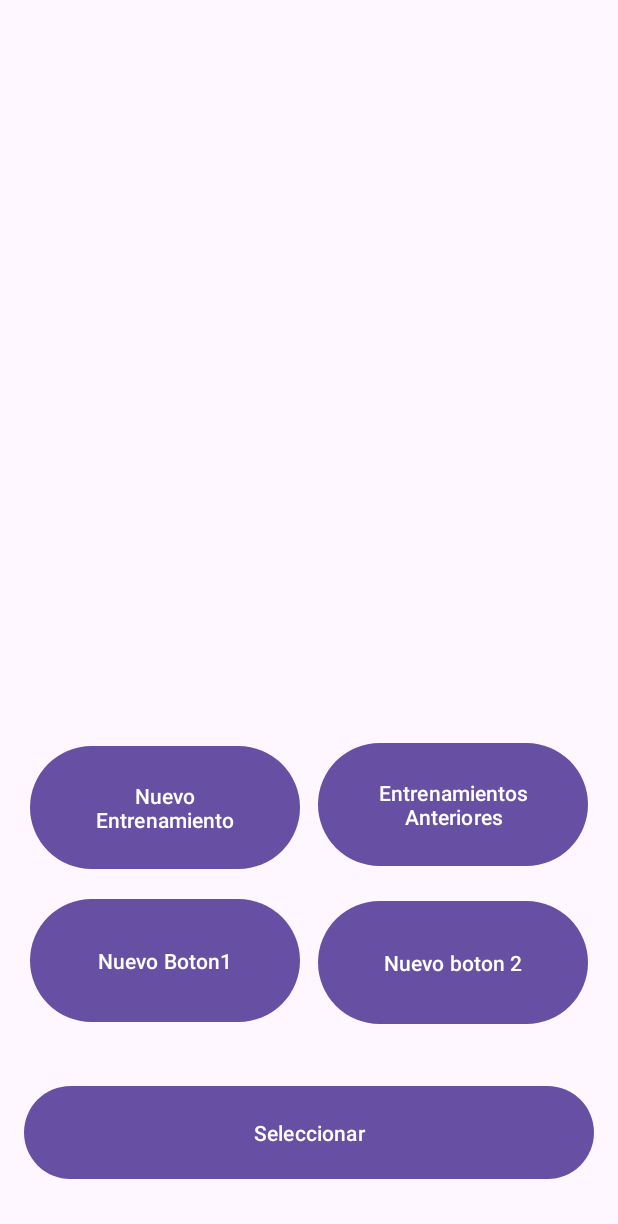
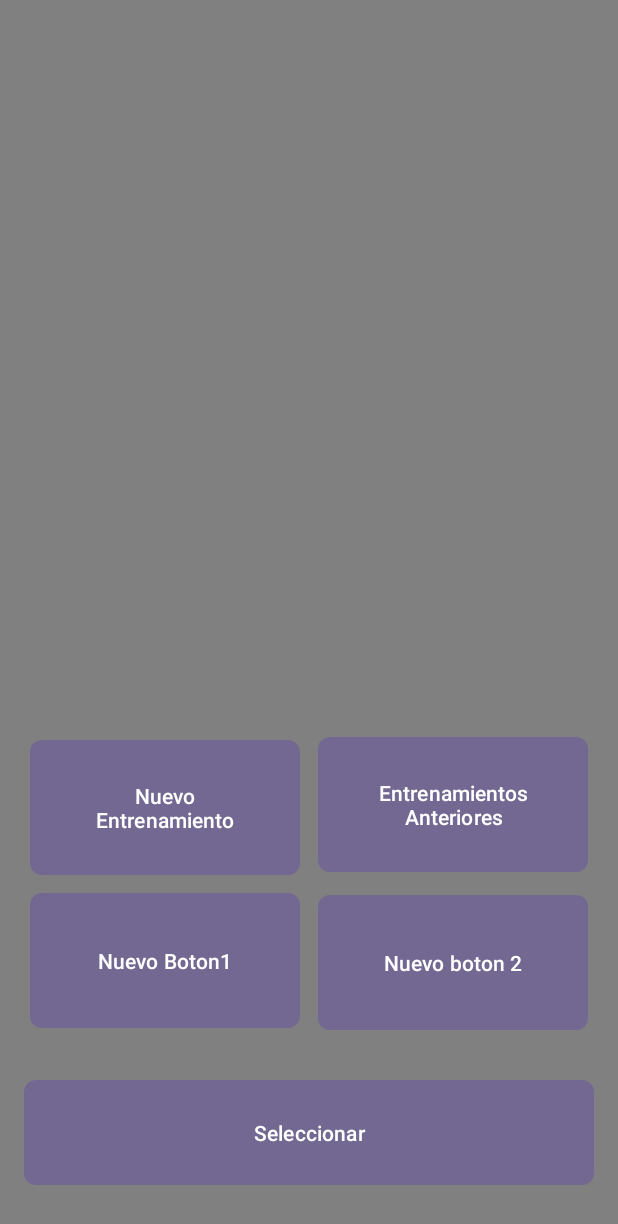
Before and after one commit to BorjaRBEST/Practica3PMM, an Android app: the screen it shows after launch (MainActivity), on a phone screen of 412 x 824 dp. Shown: the top 1224 px of the screen. Run offline under Robolectric (Android 15) with nearby library versions, the phone set to English and light mode, and no system bars.

Commit message:
Cambios proyecto 19/11

```diff
--- /dev/null
+++ b/app/src/main/res/drawable/btn_background.xml
@@ -0,0 +1,8 @@
+<layer-list xmlns:android="http://schemas.android.com/apk/res/android">
+    <item>
+        <shape android:shape="rectangle">
+            <corners android:radius="8dp"/>
+            <solid android:color="#80FFFFFF"/> <!-- Cambia el valor alpha (80) según tus preferencias -->
+        </shape>
+    </item>
+</layer-list>
--- a/app/src/main/res/layout/activity_main.xml
+++ b/app/src/main/res/layout/activity_main.xml
@@ -4,6 +4,7 @@
     xmlns:tools="http://schemas.android.com/tools"
     android:layout_width="match_parent"
     android:layout_height="match_parent"
+    android:background="#808080"
     xmlns:app="http://schemas.android.com/apk/res-auto"
     android:padding="16dp">
 
@@ -13,6 +14,7 @@
         android:layout_height="90dp"
         android:layout_marginStart="4dp"
         android:text="Nuevo Entrenamiento"
+        android:background="@drawable/btn_background"
         app:layout_constraintBottom_toBottomOf="parent"
         app:layout_constraintStart_toStartOf="parent"
         app:layout_constraintTop_toTopOf="parent"
@@ -23,6 +25,7 @@
         android:layout_width="180dp"
         android:layout_height="90dp"
         android:text="Nuevo Boton1"
+        android:background="@drawable/btn_background"
         app:layout_constraintBottom_toBottomOf="parent"
         app:layout_constraintStart_toStartOf="@id/btnNuevoEntrenamiento"
         app:layout_constraintTop_toTopOf="@id/btnNuevoEntrenamiento"
@@ -34,6 +37,7 @@
         android:layout_height="90dp"
         android:layout_marginEnd="4dp"
         android:text="Nuevo boton 2"
+        android:background="@drawable/btn_background"
         app:layout_constraintBottom_toBottomOf="parent"
         app:layout_constraintEnd_toEndOf="parent"
         app:layout_constraintTop_toTopOf="@id/btnEntrenamientosAnteriores"
@@ -45,6 +49,7 @@
         android:layout_height="90dp"
         android:layout_marginEnd="4dp"
         android:text="Entrenamientos Anteriores"
+        android:background="@drawable/btn_background"
         app:layout_constraintBottom_toBottomOf="parent"
         app:layout_constraintEnd_toEndOf="parent"
         app:layout_constraintTop_toTopOf="parent"
@@ -55,6 +60,7 @@
         android:layout_width="match_parent"
         android:layout_height="70dp"
         android:text="Seleccionar"
+        android:background="@drawable/btn_background"
         app:layout_constraintBottom_toBottomOf="parent"
         app:layout_constraintTop_toTopOf="parent"
         app:layout_constraintVertical_bias="0.975"
```
